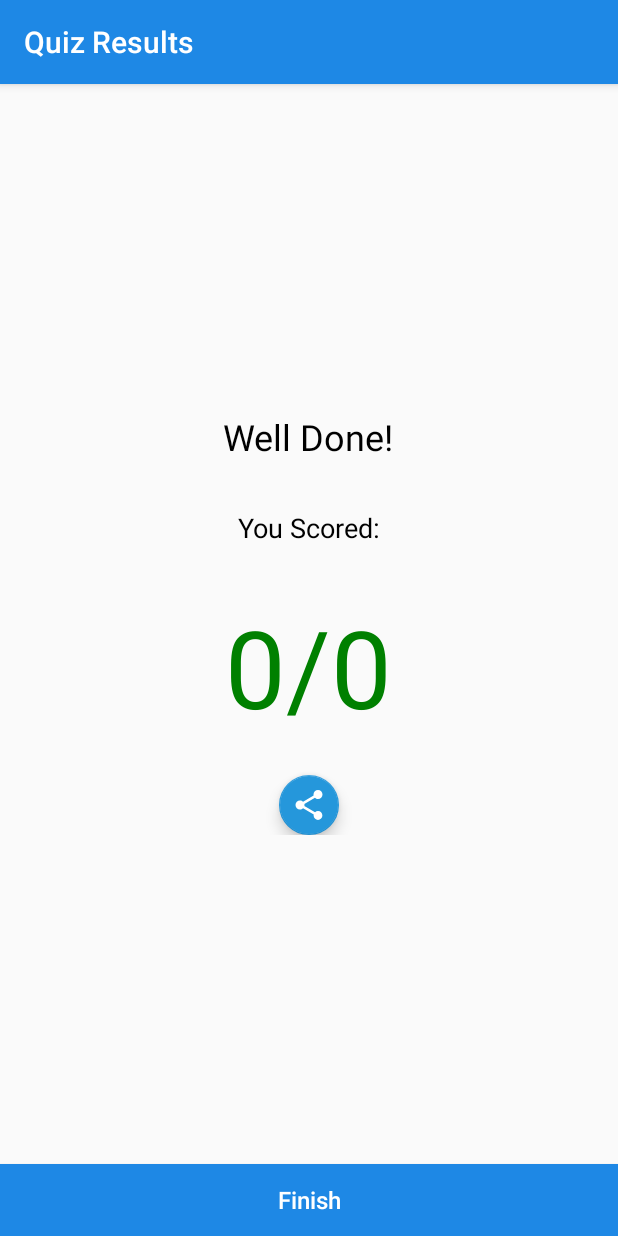
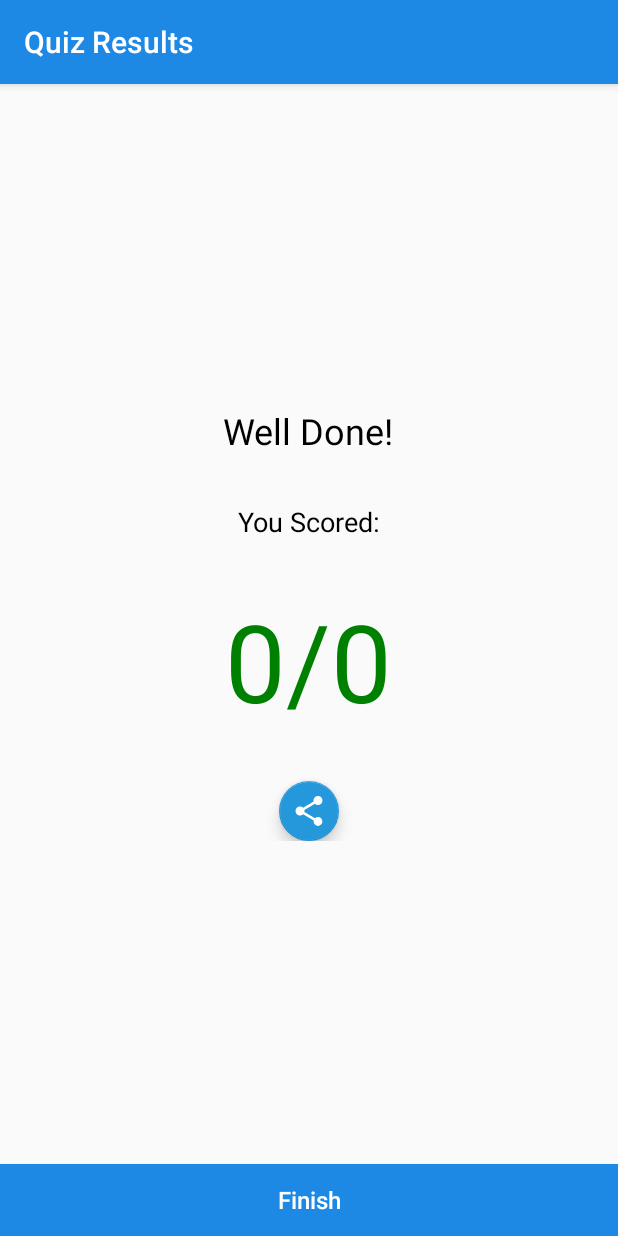
Before and after one commit to conewaffle/AssignmentApplication, an Android app: the QuizResultActivity screen opened directly, with no data from a screen before it, on a phone screen of 412 x 824 dp. Run offline under Robolectric (Android 15) with nearby library versions, the phone set to English and light mode, and no system bars.

Commit message:
fixed wrong quiz answer and slight layout adjustment

```diff
--- a/app/src/main/res/layout/activity_quiz_result.xml
+++ b/app/src/main/res/layout/activity_quiz_result.xml
@@ -60,7 +60,7 @@
                 android:id="@+id/btnShare"
                 android:layout_width="match_parent"
                 android:layout_height="wrap_content"
-                android:layout_marginTop="24dp"
+                android:layout_marginTop="32dp"
                 android:clickable="true"
                 app:fabSize="mini"
                 app:srcCompat="@drawable/ic_share_white_24dp" />
```
